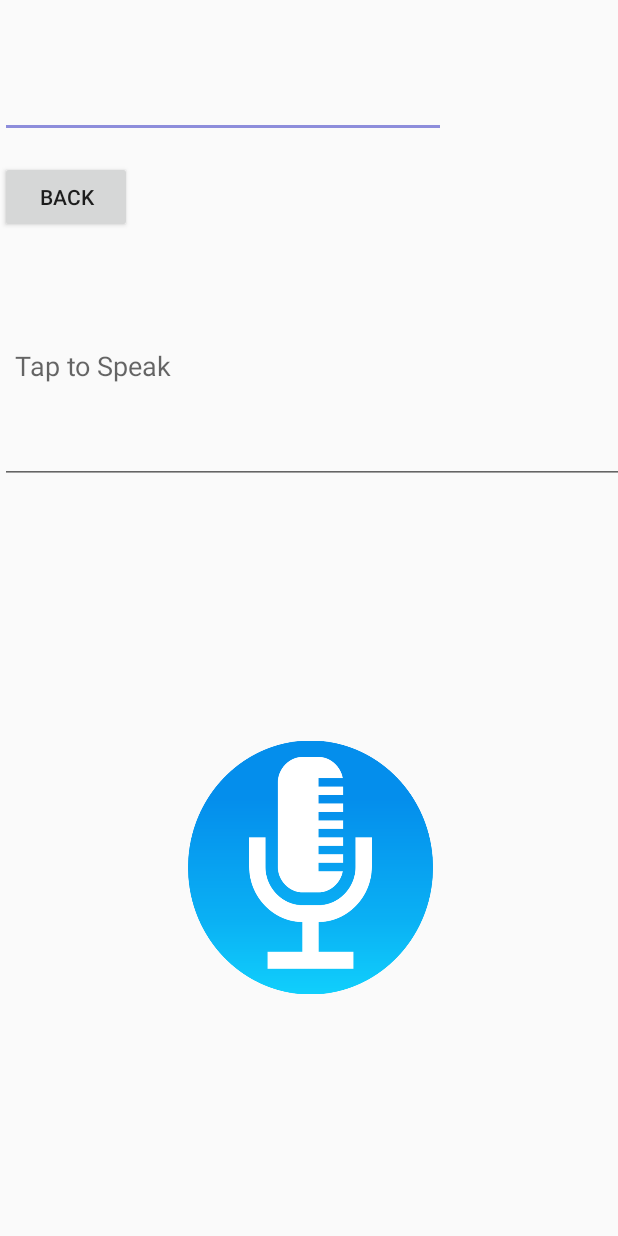
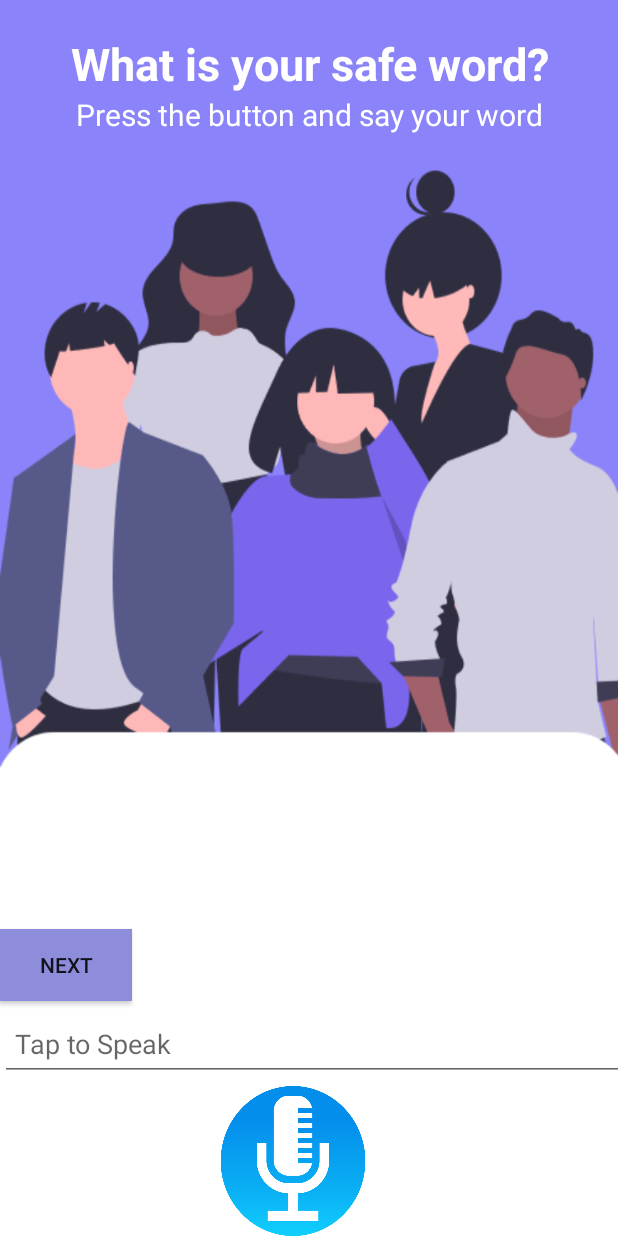
Before and after one commit to bunnefant/brick-hacks-lego-brick, an Android app: the layout activity_record.xml on its own in the app's theme, with its tools: preview values and no code run, on a phone screen of 412 x 824 dp. Run offline under Robolectric (Android 15) with nearby library versions, the phone set to English and light mode, and no system bars.

Commit message:
FINAL UI CHANGES

```diff
--- a/dolby/app/src/main/res/layout/activity_main.xml
+++ b/dolby/app/src/main/res/layout/activity_main.xml
@@ -1,6 +1,5 @@
 <?xml version="1.0" encoding="utf-8"?>
-<androidx.constraintlayout.widget.ConstraintLayout
-    xmlns:android="http://schemas.android.com/apk/res/android"
+<androidx.constraintlayout.widget.ConstraintLayout xmlns:android="http://schemas.android.com/apk/res/android"
     xmlns:app="http://schemas.android.com/apk/res-auto"
     xmlns:tools="http://schemas.android.com/tools"
     android:layout_width="match_parent"
@@ -12,7 +11,12 @@
         android:layout_width="wrap_content"
         android:layout_height="wrap_content"
         android:layout_centerInParent="true"
+        app:layout_constraintBottom_toBottomOf="parent"
+        app:layout_constraintEnd_toEndOf="parent"
+        app:layout_constraintHorizontal_bias="0.5"
+        app:layout_constraintStart_toStartOf="parent"
+        app:layout_constraintTop_toTopOf="parent"
         app:srcCompat="@drawable/logo"
-        tools:ignore="MissingConstraints"/>
+        tools:ignore="MissingConstraints" />
 
 </androidx.constraintlayout.widget.ConstraintLayout>
--- a/dolby/app/src/main/res/layout/activity_record.xml
+++ b/dolby/app/src/main/res/layout/activity_record.xml
@@ -4,18 +4,40 @@
     xmlns:tools="http://schemas.android.com/tools"
     android:layout_width="match_parent"
     android:layout_height="match_parent"
-    tools:context=".record">
+    tools:context=".record"
+    android:background="@drawable/activity_monitor_image">
+
     <LinearLayout
         android:layout_width="match_parent"
         android:layout_height="match_parent"
         android:orientation="vertical">
 
+        <TextView
+            android:id="@+id/areYouSafe"
+            android:layout_width="match_parent"
+            android:layout_height="wrap_content"
+            android:layout_marginTop="10pt"
+            android:gravity="center"
+            android:text="What is your safe word?"
+            android:textColor="@color/colorPrimary"
+            android:textSize="30dp"
+            android:textStyle="bold" />
+
+        <TextView
+            android:id="@+id/weAreListening"
+            android:layout_width="match_parent"
+            android:layout_height="wrap_content"
+            android:gravity="center"
+            android:text="Press the button and say your word"
+            android:textColor="@color/colorPrimary"
+            android:textSize="20dp" />
+
         <EditText
             android:id="@+id/user_name"
-            android:layout_width="297dp"
-            android:layout_height="40dp"
-            android:layout_weight="1"
-            android:layout_marginVertical="15dp" />
+            android:layout_width="2dp"
+            android:layout_height="wrap_content"
+            android:layout_marginVertical="10dp"
+            android:layout_weight="1" />
 
         <!-- Step 2.2. The layout will be upgraded in the leave conference step -->
 
@@ -24,29 +46,30 @@
             android:layout_width="wrap_content"
             android:layout_height="wrap_content"
             android:layout_marginRight="10dp"
-            android:text="Back" />
+            android:background="@color/colorAccent"
+            android:text="Next" />
 
         <EditText
             android:id="@+id/text"
             android:layout_width="594dp"
-            android:layout_height="157dp"
+            android:layout_height="50dp"
             android:layout_centerInParent="true"
             android:layout_marginRight="15dp"
             android:layout_toLeftOf="@id/button"
             android:hint="Tap to Speak"
             android:padding="10dp"
-            android:layout_marginVertical="10dp"/>
+            android:layout_marginVertical="3dp"/>
 
         <ImageView
             android:id="@+id/button"
-            android:layout_width="173dp"
-            android:layout_height="191dp"
+            android:layout_width="150dp"
+            android:layout_height="100dp"
             android:layout_alignParentRight="true"
+            android:layout_marginHorizontal="125dp"
+            android:layout_marginVertical="0dp"
             android:backgroundTint="#F9F8FA"
             android:paddingRight="10dp"
-            android:src="@drawable/safeword_mircophone"
-            android:layout_marginHorizontal="125dp"
-            android:layout_marginVertical="150dp"/>
+            android:src="@drawable/safeword_mircophone" />
     </LinearLayout>
 
 
```
